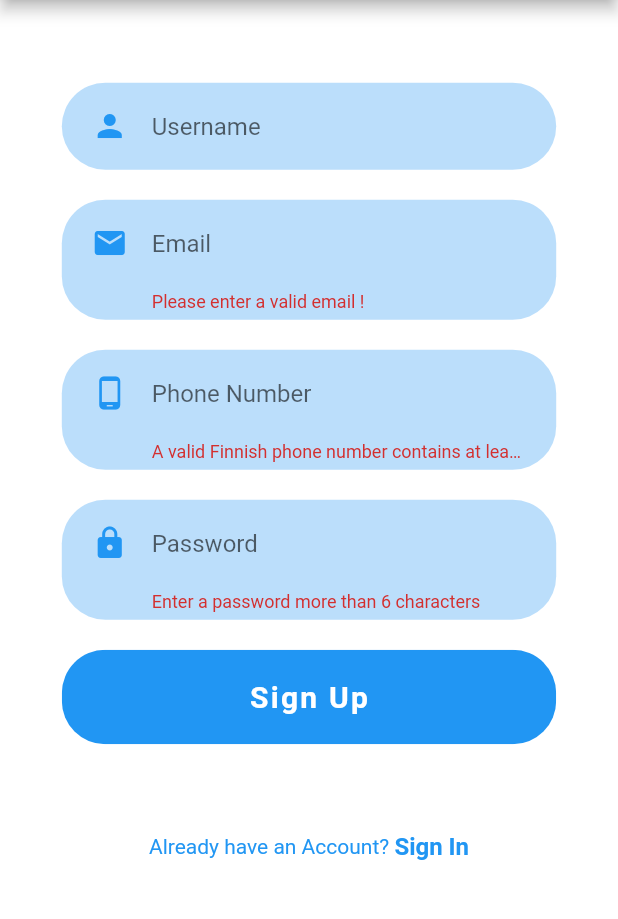
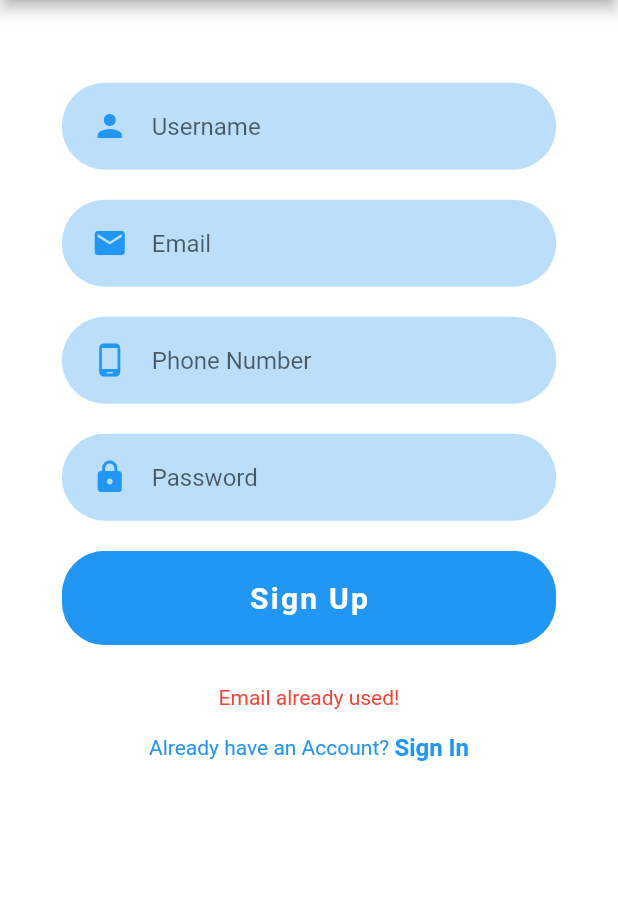
Before and after one commit to YouqinS/ADPProject-NokiaDC, a Flutter app: the SignupPage screen opened directly, after a tap on "Sign Up", on a phone screen of 412 x 824 dp, the part 84-1003 px from its top. Run offline on Flutter 3.47's test engine with Material 2 defaults, Android fonts, the phone set to English and light mode, and no system bars; our stand-ins replace cloud_firestore, firebase_auth, firebase_core, flutter_map, flutter_spinkit, geolocator and 1 more; missing offline and left inert: qrscan; accounts and stored records are empty; network calls fail.

Commit message:
update signup/login validation and error message
* moved validation and showAlert to static

```diff
--- a/RasPiFinder/lib/auth/signup/signup_page.dart
+++ b/RasPiFinder/lib/auth/signup/signup_page.dart
@@ -1,3 +1,4 @@
+import 'package:RasPiFinder/auth/Validator.dart';
 import 'package:RasPiFinder/components/app_bar.dart';
 import 'package:RasPiFinder/components/navigate.dart';
 import 'package:RasPiFinder/components/password_input_field.dart';
@@ -10,7 +11,6 @@ import 'package:flutter/material.dart';
 import 'package:RasPiFinder/services/authentication_service.dart';
 
 class SignupPage extends StatefulWidget {
-  // SignupPage({Key key}) : super(key: key);
   final Function toggle;
   SignupPage({this.toggle});
 
@@ -46,6 +46,7 @@ class SignupForm extends State<SignupPage> {
                     onSaved: (value) {
                       username = value.trim();
                     },
+                    validateInput: (username) => Validator.validateUsername(username.trim()),
                   ),
                   TextInputField(
                     hintText: "Email",
@@ -53,7 +54,7 @@ class SignupForm extends State<SignupPage> {
                     onSaved: (value) {
                       email = value.trim();
                     },
-                    validateInput: validateEmailInput,
+                    validateInput: (email) => Validator.validateEmailInput(email.trim()),
                   ),
                   TextInputField(
                     hintText: "Phone Number",
@@ -61,29 +62,18 @@ class SignupForm extends State<SignupPage> {
                     onSaved: (value) {
                       phone = value.trim();
                     },
-                    validateInput: validatePhoneInput,
+                    validateInput: (phone) => Validator.validatePhoneInput(phone.trim()),
                   ),
                   PasswordInputField(
                     onSaved: (value) {
                       password = value.trim();
                     },
-                    validateInput: (val) => val.length < 6 ? 'Enter a password more than 6 characters' : null,
+                    validateInput: (password) => Validator.validatePasswdInput(password),
                   ),
                   RoundedButton(
                     text: "Sign Up",
                     press: () async {
-                      if (formKey.currentState.validate()) {
-                        formKey.currentState.save();
-                        setState(() => loading = true);
-                        dynamic result = await _authenticationService.registerWithEmailAndPassword(email, password, username, phone);
-                        if (result == null) {
-                          setState(() {
-                              error = 'Please supply the valid email';
-                              loading = false;
-                            }
-                          );
-                        }
-                      }
+                      submit();
                     },
                   ),
                   SizedBox(height: size.height * 0.02),
@@ -106,48 +96,23 @@ class SignupForm extends State<SignupPage> {
     );
   }
 
-  String validateEmailInput(String email) {
-    Pattern pattern =
-        r'^(([^<>()[\]\\.,;:\s@\"]+(\.[^<>()[\]\\.,;:\s@\"]+)*)|(\".+\"))@((\[[0-9]{1,3}\.[0-9]{1,3}\.[0-9]{1,3}\.[0-9]{1,3}\])|(([a-zA-Z\-0-9]+\.)+[a-zA-Z]{2,}))$';
-    RegExp regex = new RegExp(pattern);
-
-    if (null == email || email.isEmpty || !regex.hasMatch(email)) {
-      return 'Please enter a valid email !';
-    }
-    return null;
-  }
-
-  String validatePhoneInput(String phone) {
-    if (null == phone || phone.isEmpty || phone.length < 10) {
-      return 'A valid Finnish phone number contains at least 10 numbers!';
-    }
-    return null;
-  }
-
-  String validatePasswdInput(String password) {
-    if (null == password || password.isEmpty) {
-      return 'Please enter password !';
-    }
-    String  pattern = r'^(?=.*?[A-Z])(?=.*?[a-z])(?=.*?[0-9])(?=.*?[!@#\$&*~]).{8,}$';
-    RegExp regExp = new RegExp(pattern);
-    if (!regExp.hasMatch(password)) {
-      return 'Password needs to contain at least 8 characters,\n'
-          'with at least one big letter, one small letter,\n'
-          'one special character and one number!';
-    }
-    return null;
-  }
-
-  void submit(){
-    if(formKey.currentState.validate()){
+  Future<void> submit() async {
+    if (formKey.currentState.validate()) {
       formKey.currentState.save();
-      //TODO get current GPS data and store to DB
-      //TODO connect to DB to store user input
       print(username);
       print(phone);
       print(email);
       print(password);
-      navigateToPage(context, HomePage());
+
+      setState(() => loading = true);
+      dynamic result = await _authenticationService
+          .registerWithEmailAndPassword(email, password, username, phone);
+      if (result == null) {
+        setState(() {
+          error = 'Email already used!';
+          loading = false;
+        });
+      }
     }
   }
 }
--- a/RasPiFinder/lib/services/authentication_service.dart
+++ b/RasPiFinder/lib/services/authentication_service.dart
@@ -47,6 +47,7 @@ class AuthenticationService {
     try {
       UserCredential authResult = await _firebaseAuth.createUserWithEmailAndPassword(email: email, password: password,);
       User user= authResult.user;
+      print('firebaseAuth authResult = ' + authResult.toString());
       print('firebaseAuth user id = ' +user.uid );
 
       //create a new document for the user with the uid
```
Also changed, not shown: RasPiFinder/lib/add_pi/add_pi.dart (+3 -29 lines), RasPiFinder/lib/auth/login/login_page.dart (+19 -14 lines), RasPiFinder/lib/home/add_products.dart (deleted, +0 -194 lines), RasPiFinder/lib/home/home_page.dart (+2 -30 lines), RasPiFinder/lib/pi_data/pi_data.dart (+2 -28 lines).
